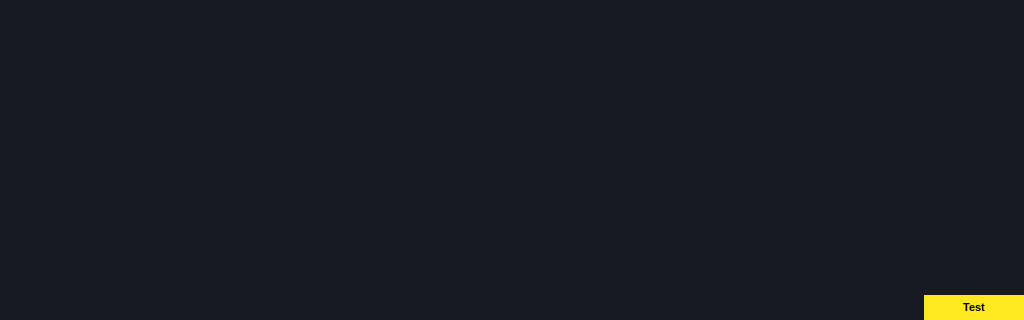
MartinRapcan/EyeTracking, file ui/calibrationPopupWindow.ui: the form before one commit; both pictures show x 0 to 1024 and y 281 to 601 of the 1024 by 601 pixel window.
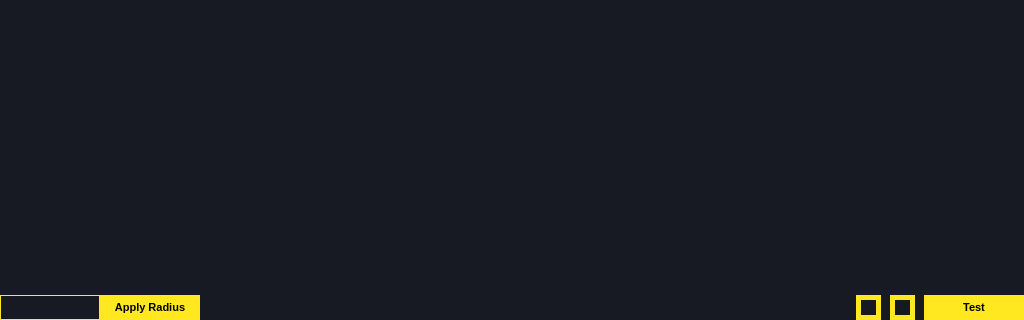
The form after the commit.

Commit message: feat: added customization for calibration window

The edit to the form file:
```diff
--- a/ui/calibrationPopupWindow.ui
+++ b/ui/calibrationPopupWindow.ui
@@ -75,6 +75,115 @@
     <string>Test</string>
    </property>
   </widget>
+  <widget class="QLineEdit" name="radiusInput">
+   <property name="geometry">
+    <rect>
+     <x>0</x>
+     <y>576</y>
+     <width>100</width>
+     <height>25</height>
+    </rect>
+   </property>
+   <property name="styleSheet">
+    <string notr="true">QLineEdit {
+border: 1px solid #FFE81F;
+color: white;
+}</string>
+   </property>
+  </widget>
+  <widget class="QPushButton" name="radiusButton">
+   <property name="geometry">
+    <rect>
+     <x>100</x>
+     <y>576</y>
+     <width>100</width>
+     <height>25</height>
+    </rect>
+   </property>
+   <property name="styleSheet">
+    <string notr="true">QPushButton {
+background-color: #FFE81F;
+border: none;
+font-size: 11px;
+color: black;
+font-weight: 600;
+}
+
+QPushButton:hover {
+background-color: #ccba18;
+
+}
+
+QPushButton:pressed {
+background-color: #ccba18;
+}
+
+QPushButton:disabled {
+    background-color:  #87814c;
+}</string>
+   </property>
+   <property name="text">
+    <string>Apply Radius</string>
+   </property>
+  </widget>
+  <widget class="QPushButton" name="colorInactive">
+   <property name="geometry">
+    <rect>
+     <x>856</x>
+     <y>576</y>
+     <width>25</width>
+     <height>25</height>
+    </rect>
+   </property>
+   <property name="styleSheet">
+    <string notr="true">QPushButton {
+	border: 5px solid #FFE81F;
+}</string>
+   </property>
+   <property name="text">
+    <string/>
+   </property>
+  </widget>
+  <widget class="QPushButton" name="colorActive">
+   <property name="geometry">
+    <rect>
+     <x>890</x>
+     <y>576</y>
+     <width>25</width>
+     <height>25</height>
+    </rect>
+   </property>
+   <property name="styleSheet">
+    <string notr="true">QPushButton {
+	border: 5px solid #FFE81F;
+}</string>
+   </property>
+   <property name="text">
+    <string/>
+   </property>
+  </widget>
+  <widget class="QLabel" name="label">
+   <property name="geometry">
+    <rect>
+     <x>240</x>
+     <y>576</y>
+     <width>431</width>
+     <height>25</height>
+    </rect>
+   </property>
+   <property name="styleSheet">
+    <string notr="true">QLabel {
+border: none;
+color: #FFE81F;
+background: none;
+font-size: 18px;
+font-weight: bold;
+}</string>
+   </property>
+   <property name="text">
+    <string/>
+   </property>
+  </widget>
  </widget>
  <resources/>
  <connections/>
```
The commit also changes 1 other file.
